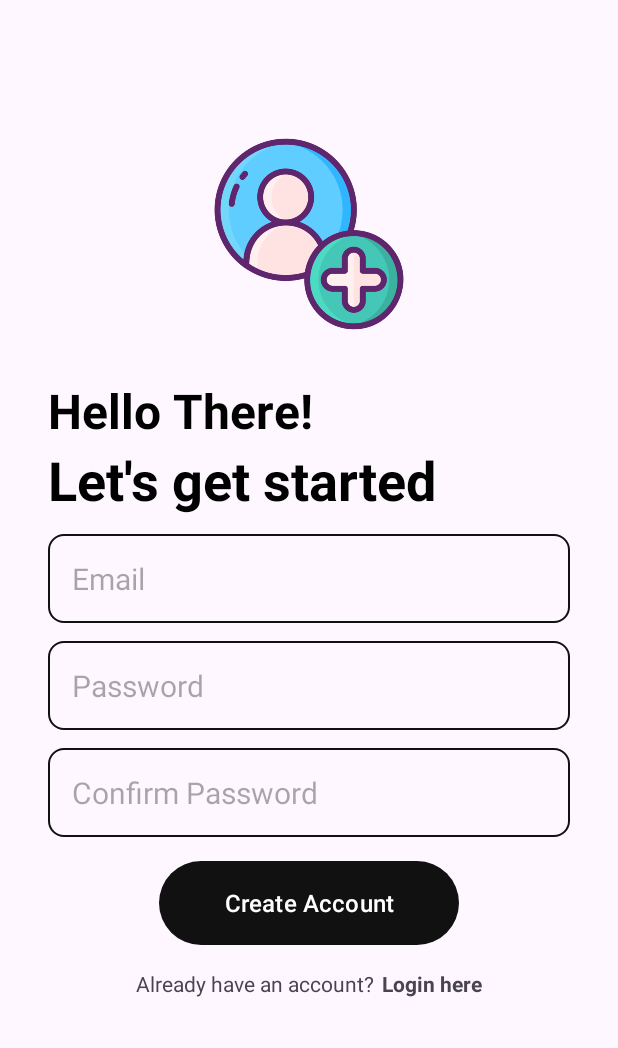
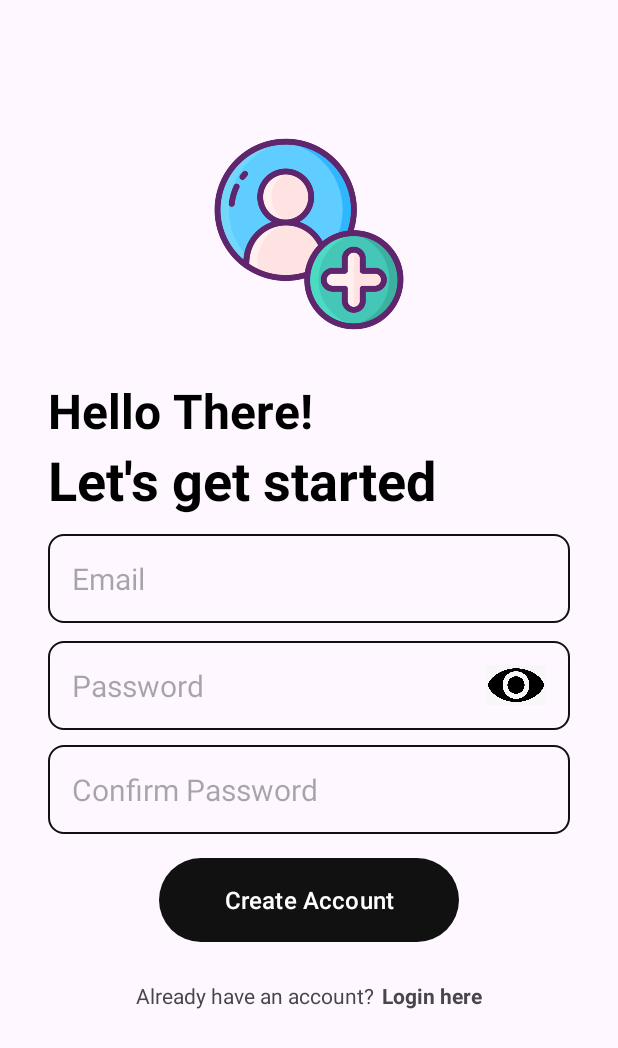
Before and after one commit to AzyzHm/Secret-Notes, an Android app: the screen it shows after launch once a user with an empty profile is signed in (CreateAccountActivity), after a tap on "Sign up here", on a phone screen of 412 x 824 dp. Shown: the top 1048 px of the screen. Run offline under Robolectric (Android 15) with nearby library versions, the phone set to English and light mode, and no system bars; our stand-ins replace Firebase (no records; nobody signed in at launch, a user with empty details on screens opened directly); 3 other taps on this screen came first.

Commit message:
Show and Hide Paswwords and Pins !
->Added a show and hide buttons to each of verfiy_lock , setting_lock , login and create_account activities

```diff
--- a/app/src/main/java/com/example/secretnotes/CreateAccountActivity.java
+++ b/app/src/main/java/com/example/secretnotes/CreateAccountActivity.java
@@ -6,6 +6,7 @@ import android.util.Patterns;
 import android.view.View;
 import android.widget.Button;
 import android.widget.EditText;
+import android.widget.ImageView;
 import android.widget.ProgressBar;
 import android.widget.TextView;
 import android.widget.Toast;
@@ -23,6 +24,7 @@ public class CreateAccountActivity extends AppCompatActivity {
     Button createAccountButton;
     ProgressBar progressBar;
     TextView LoginTextView;
+    ImageView hide, show;
     @Override
     protected void onCreate(Bundle savedInstanceState) {
         super.onCreate(savedInstanceState);
@@ -39,6 +41,21 @@ public class CreateAccountActivity extends AppCompatActivity {
         createAccountButton = findViewById(R.id.create_account_button);
         progressBar = findViewById(R.id.progress_bar);
         LoginTextView = findViewById(R.id.login_here);
+        hide = findViewById(R.id.hide_password);
+        show = findViewById(R.id.show_password);
+
+        hide.setOnClickListener(v -> {
+            passwordEditText.setInputType(129);
+            confirmPasswordEditText.setInputType(129);
+            hide.setVisibility(View.GONE);
+            show.setVisibility(View.VISIBLE);
+        });
+        show.setOnClickListener(v -> {
+            passwordEditText.setInputType(1);
+            confirmPasswordEditText.setInputType(1);
+            show.setVisibility(View.GONE);
+            hide.setVisibility(View.VISIBLE);
+        });
 
         createAccountButton.setOnClickListener(v -> createAccount());
         LoginTextView.setOnClickListener(v -> startActivity(new Intent(this, LoginActivity.class)));
--- a/app/src/main/java/com/example/secretnotes/LoginActivity.java
+++ b/app/src/main/java/com/example/secretnotes/LoginActivity.java
@@ -6,6 +6,7 @@ import android.util.Patterns;
 import android.view.View;
 import android.widget.Button;
 import android.widget.EditText;
+import android.widget.ImageView;
 import android.widget.ProgressBar;
 import android.widget.TextView;
 import android.widget.Toast;
@@ -24,6 +25,7 @@ public class LoginActivity extends AppCompatActivity {
     Button LoginButton;
     ProgressBar progressBar;
     TextView CreateAccountTextView;
+    ImageView hide, show;
     @Override
     protected void onCreate(Bundle savedInstanceState) {
         super.onCreate(savedInstanceState);
@@ -39,6 +41,19 @@ public class LoginActivity extends AppCompatActivity {
         LoginButton = findViewById(R.id.login_button);
         progressBar = findViewById(R.id.progress_bar);
         CreateAccountTextView = findViewById(R.id.create_account_button);
+        hide = findViewById(R.id.hide_password);
+        show = findViewById(R.id.show_password);
+
+        hide.setOnClickListener(v -> {
+            passwordEditText.setInputType(129);
+            hide.setVisibility(View.GONE);
+            show.setVisibility(View.VISIBLE);
+        });
+        show.setOnClickListener(v -> {
+            passwordEditText.setInputType(1);
+            show.setVisibility(View.GONE);
+            hide.setVisibility(View.VISIBLE);
+        });
 
         LoginButton.setOnClickListener(v -> login());
         CreateAccountTextView.setOnClickListener((v)->startActivity(new Intent(this, CreateAccountActivity.class)));
--- a/app/src/main/res/layout/activity_create_account.xml
+++ b/app/src/main/res/layout/activity_create_account.xml
@@ -67,6 +67,25 @@
             android:background="@drawable/rounded_corner"
             android:padding="16dp"
             android:layout_marginTop="12dp"/>
+        <ImageView
+            android:layout_width="40dp"
+            android:layout_height="40dp"
+            android:src="@drawable/show"
+            android:id="@+id/show_password"
+            android:layout_marginEnd="16dp"
+            android:layout_gravity="end"
+            android:layout_marginTop="-50dp"
+            android:contentDescription="@string/show" />
+        <ImageView
+            android:layout_width="40dp"
+            android:layout_height="40dp"
+            android:src="@drawable/hide"
+            android:id="@+id/hide_password"
+            android:layout_marginEnd="16dp"
+            android:layout_gravity="end"
+            android:layout_marginTop="-50dp"
+            android:visibility="gone"
+            android:contentDescription="@string/hide" />
         <EditText
             android:layout_width="match_parent"
             android:layout_height="wrap_content"
@@ -76,7 +95,7 @@
             android:inputType="textPassword"
             android:background="@drawable/rounded_corner"
             android:padding="16dp"
-            android:layout_marginTop="12dp"/>
+            android:layout_marginTop="20dp"/>
         <com.google.android.material.button.MaterialButton
             android:layout_width="200dp"
             android:layout_gravity="center"
--- a/app/src/main/res/values/strings.xml
+++ b/app/src/main/res/values/strings.xml
@@ -27,4 +27,9 @@
     <string name="confirm_pin">Confirm Your PIN Code</string>
     <string name="Confirm">Confirm</string>
     <string name="unlock">Enter your PIN</string>
+    <string name="forgot_pin">Forgot your PIN?</string>
+    <string name="reset_pin">Reset your PIN</string>
+    <string name="reset">Reset</string>
+    <string name="show">Show</string>
+    <string name="hide">Hide</string>
 </resources>
```
Also changed, not shown: app/src/main/java/com/example/secretnotes/setting_lock.java (+17 -0 lines), app/src/main/java/com/example/secretnotes/verify_lock.java (+16 -1 lines), app/src/main/res/layout/activity_login.xml (+22 -1 lines), app/src/main/res/layout/activity_setting_lock.xml (+24 -1 lines), app/src/main/res/layout/activity_verify_lock.xml (+20 -1 lines), app/src/main/res/drawable/hide.png (added), app/src/main/res/drawable/show.png (added).
